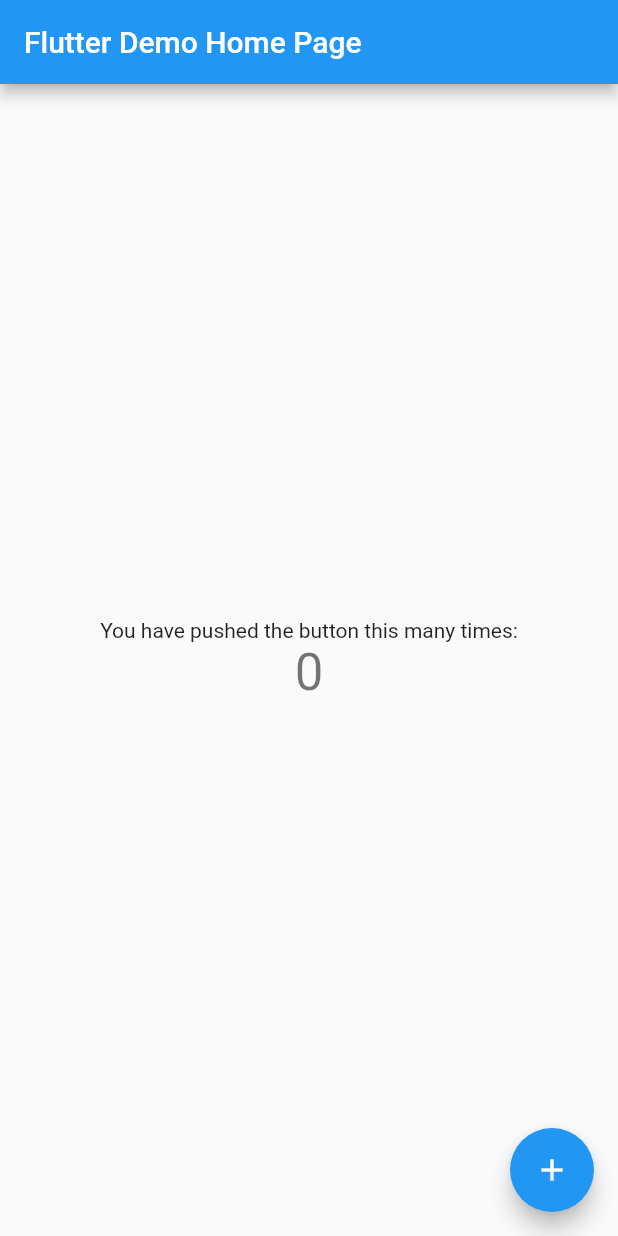
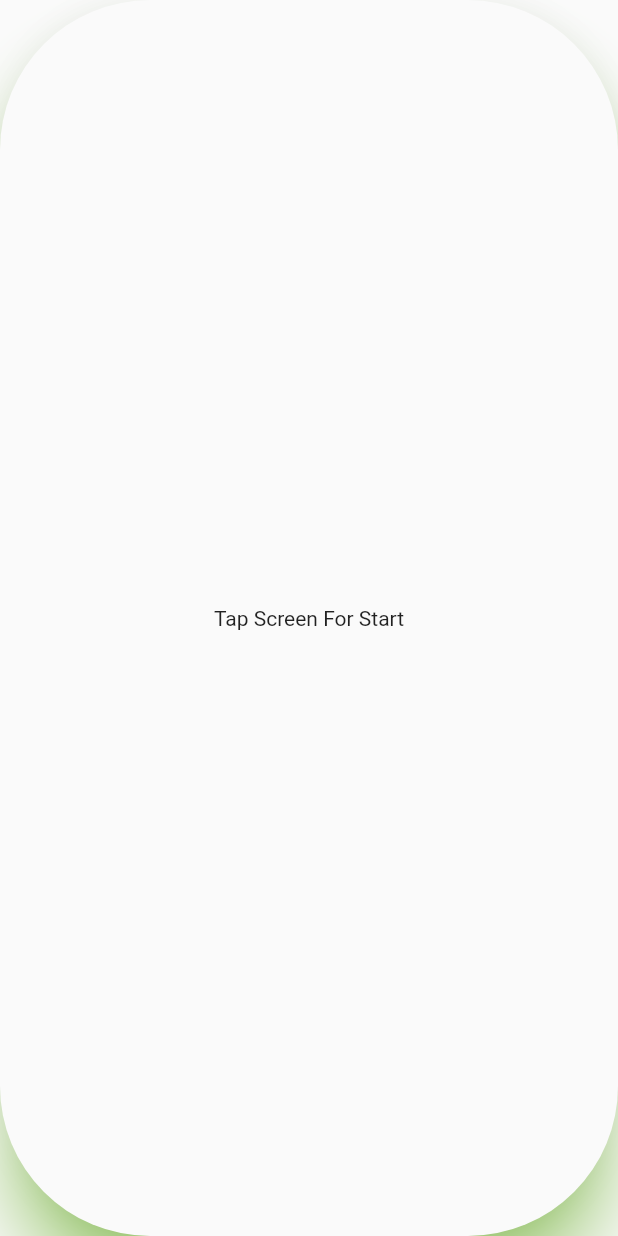
Before and after one commit to MingTain/twotwotap, a Flutter app: the screen it shows after launch, on a phone screen of 412 x 824 dp. Run offline on Flutter 3.47's test engine with Material 2 defaults, Android fonts, the phone set to English and light mode, and no system bars.

Commit message:
:hammer::hammer::hammer: Add main Screen + Fix travis test

```diff
--- a/twotwotap/lib/main.dart
+++ b/twotwotap/lib/main.dart
@@ -1,111 +1,143 @@
 import 'package:flutter/material.dart';
+import 'dart:math';
+import 'dart:io';
+main() => runApp(TwoTwoTap());
 
-void main() => runApp(MyApp());
+class TwoTwoTap extends StatefulWidget {
+  @override
+  createState() => _TwoTwoTapState();
+}
 
-class MyApp extends StatelessWidget {
-  // This widget is the root of your application.
+class _TwoTwoTapState extends State<TwoTwoTap>{
+  int count = 0;
+  Widget widgetShowNow;
+  Random random = Random();
+  List<Color> colors = [
+    Color.fromARGB(255, 124,252,0),
+    Color.fromARGB(255, 178, 235, 242),
+    Color.fromARGB(255, 129, 212, 250),
+    Color.fromARGB(255, 159, 168, 218),
+    Color.fromARGB(255, 255, 245, 157),
+    Color.fromARGB(255, 176, 190, 197),
+    Color.fromARGB(255, 118, 255, 3),
+    Color.fromARGB(255, 126, 87, 194),
+    Color.fromARGB(255, 156, 39, 176),
+    Color.fromARGB(255, 252, 0, 0)
+  ];
+  Color color;
+  Future<bool> done;
+  _TwoTwoTapState() {
+    widgetShowNow = _buildStepTap(count);
+    color = colors[1];
+  }
   @override
-  Widget build(BuildContext context) {
+  build(BuildContext context) {
     return MaterialApp(
-      title: 'Flutter Demo',
-      theme: ThemeData(
-        // This is the theme of your application.
-        //
-        // Try running your application with "flutter run". You'll see the
-        // application has a blue toolbar. Then, without quitting the app, try
-        // changing the primarySwatch below to Colors.green and then invoke
-        // "hot reload" (press "r" in the console where you ran "flutter run",
-        // or simply save your changes to "hot reload" in a Flutter IDE).
-        // Notice that the counter didn't reset back to zero; the application
-        // is not restarted.
-        primarySwatch: Colors.blue,
-      ),
-      home: MyHomePage(title: 'Flutter Demo Home Page'),
+      title: "Two Two Tap",
+      debugShowCheckedModeBanner: false,
+      home: Scaffold(
+        body: widgetShowNow,
+      )
     );
   }
-}
+  Widget _makeupScreen(Widget child, {Function() func}) {
+    return Material(
+      elevation: 20.0,
+      borderRadius: BorderRadius.circular(100.0),
+      shadowColor: color == null ? Color.fromARGB(255, 124,252,0) : color,
+      child: InkWell(
+        child: child,
+        onTap: func == null ? () => {} : func,
+        splashColor: color =_randomColor()
+      ),
+    );
+  }
+  Widget _buildStepTap(int count) {
 
-class MyHomePage extends StatefulWidget {
-  MyHomePage({Key key, this.title}) : super(key: key);
 
-  // This widget is the home page of your application. It is stateful, meaning
-  // that it has a State object (defined below) that contains fields that affect
-  // how it looks.
+    if(count < 1)
+    {
+      return _makeupScreen(
+        new Center(
+          child: Text("Tap Screen For Start"),
+        ),
+        func: () => setState(() {
+          widgetShowNow = _buildStepTap(++count);
+        })
+      );
+    }else
+    {
+      return _makeupScreen(
+        new Center(
+          child: Text("Tap Now"),
+        ),
+        func: () => setState(() {
+          print(done);
+          print("1: $color");
+          print("2: $colors[9]");
 
-  // This class is the configuration for the state. It holds the values (in this
-  // case the title) provided by the parent (in this case the App widget) and
-  // used by the build method of the State. Fields in a Widget subclass are
-  // always marked "final".
+          print("Count: $count");
+          print("Equal: ${(color == colors[9]) ? "True" : "False"}");
+          if (color == colors[9])
+          {
+            done =waitting();
+            widgetShowNow = _buildCheckPoint();
+            done = Future.value(null);
 
-  final String title;
+          }
+          else
+              widgetShowNow = _buildStepTap(++count);
+          //print(colors.last);
+          //done = waitting();
 
-  @override
-  _MyHomePageState createState() => _MyHomePageState();
-}
+          //widgetShowNow = _buildCheckPoint();
+        })
+      );
+    }
+  }
+  Widget _buildStopTap() {
+    print("Now");
 
-class _MyHomePageState extends State<MyHomePage> {
-  int _counter = 0;
-
-  void _incrementCounter() {
-    setState(() {
-      // This call to setState tells the Flutter framework that something has
-      // changed in this State, which causes it to rerun the build method below
-      // so that the display can reflect the updated values. If we changed
-      // _counter without calling setState(), then the build method would not be
-      // called again, and so nothing would appear to happen.
-      _counter++;
-    });
+    return _makeupScreen(
+      new Center(
+        child: Text("Stop Tap"),
+      ),
+      func: () {
+        setState(() {
+          widgetShowNow = _buildGameOver();
+        });
+      }
+    );
   }
 
-  @override
-  Widget build(BuildContext context) {
-    // This method is rerun every time setState is called, for instance as done
-    // by the _incrementCounter method above.
-    //
-    // The Flutter framework has been optimized to make rerunning build methods
-    // fast, so that you can just rebuild anything that needs updating rather
-    // than having to individually change instances of widgets.
-    return Scaffold(
-      appBar: AppBar(
-        // Here we take the value from the MyHomePage object that was created by
-        // the App.build method, and use it to set our appbar title.
-        title: Text(widget.title),
-      ),
-      body: Center(
-        // Center is a layout widget. It takes a single child and positions it
-        // in the middle of the parent.
-        child: Column(
-          // Column is also layout widget. It takes a list of children and
-          // arranges them vertically. By default, it sizes itself to fit its
-          // children horizontally, and tries to be as tall as its parent.
-          //
-          // Invoke "debug painting" (press "p" in the console, choose the
-          // "Toggle Debug Paint" action from the Flutter Inspector in Android
-          // Studio, or the "Toggle Debug Paint" command in Visual Studio Code)
-          // to see the wireframe for each widget.
-          //
-          // Column has various properties to control how it sizes itself and
-          // how it positions its children. Here we use mainAxisAlignment to
-          // center the children vertically; the main axis here is the vertical
-          // axis because Columns are vertical (the cross axis would be
-          // horizontal).
-          mainAxisAlignment: MainAxisAlignment.center,
-          children: <Widget>[
-            Text(
-              'You have pushed the button this many times:',
-            ),
-            Text(
-              '$_counter',
-              style: Theme.of(context).textTheme.display1,
-            ),
-          ],
-        ),
-      ),
-      floatingActionButton: FloatingActionButton(
-        onPressed: _incrementCounter,
-        tooltip: 'Increment',
-        child: Icon(Icons.add),
-      ), // This trailing comma makes auto-formatting nicer for build methods.
+  Future<bool> waitting() {
+    Duration oneSecond = new Duration(seconds: 1);
+    return Future<bool>.delayed(oneSecond, () => true);;
+  }
+
+  Widget _buildCheckPoint() {
+  print("Now 1");
+  return  FutureBuilder(
+      future: done,
+      builder: (context, snap){
+        if(snap.hasData)
+          return _buildStepTap(++count);
+        return _buildStopTap();
+      },
     );
   }
+
+  Widget _buildGameOver() {
+    return _makeupScreen(
+      new Center(
+        child: Text("You Fail"),
+      ),
+      func: () => setState(() {
+        widgetShowNow = _buildStepTap(count = 0);
+      })
+    );
+  }
+
+  Color _randomColor() => colors[random.nextInt(10)];
+
 }
```
Also changed, not shown: 3 other files.
